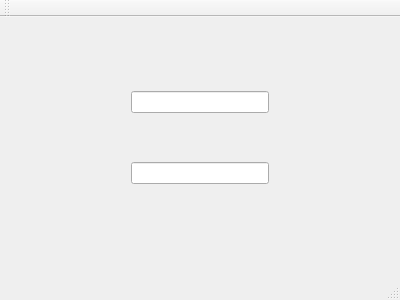
First picture: the form in mainwindow.ui, repository gizero/sip-qtserver-mockup, before the edit.
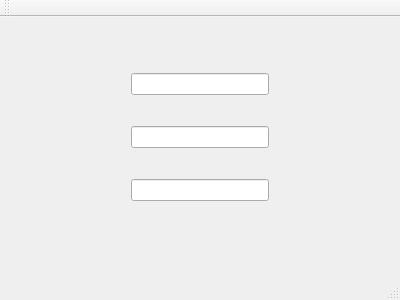
Second picture: the form after the edit.

Commit message: ui: add another instance of QLineEdit

Patch:
```diff
--- a/mainwindow.ui
+++ b/mainwindow.ui
@@ -25,10 +25,25 @@
     </property>
     <layout class="QVBoxLayout" name="verticalLayout">
      <item>
-      <widget class="QLineEdit" name="lineEdit_2"/>
+      <widget class="QLineEdit" name="lineEdit_2">
+       <property name="text">
+        <string/>
+       </property>
+      </widget>
      </item>
      <item>
-      <widget class="QLineEdit" name="lineEdit"/>
+      <widget class="QLineEdit" name="lineEdit_3">
+       <property name="text">
+        <string/>
+       </property>
+      </widget>
+     </item>
+     <item>
+      <widget class="QLineEdit" name="lineEdit">
+       <property name="text">
+        <string/>
+       </property>
+      </widget>
      </item>
     </layout>
    </widget>
```
